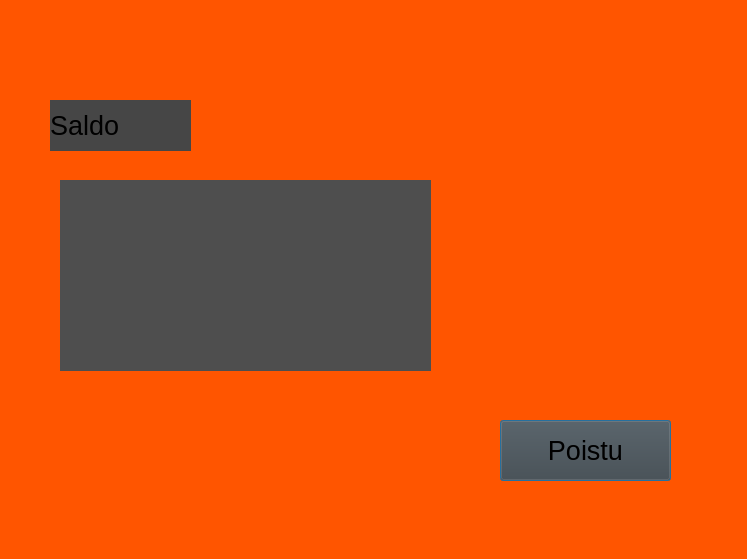
Above: frontend/saldo.ui from 22kmo-project/group_8 before the change. Below: the same form after it.
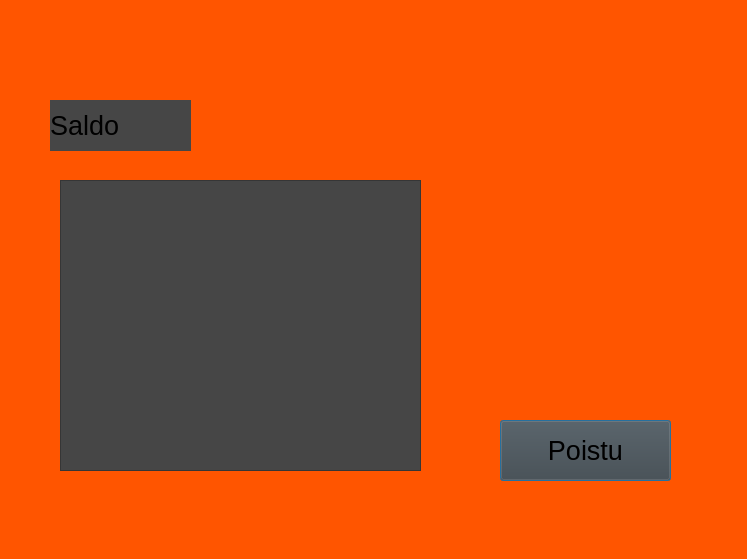
That is the form after the change.

Patch:
```diff
--- a/frontend/saldo.ui
+++ b/frontend/saldo.ui
@@ -82,25 +82,17 @@
     <string/>
    </property>
   </widget>
-  <widget class="QLabel" name="labelNaytaSaldo">
+  <widget class="QTextEdit" name="textSaldo">
    <property name="geometry">
     <rect>
      <x>60</x>
      <y>180</y>
-     <width>371</width>
-     <height>191</height>
+     <width>361</width>
+     <height>291</height>
     </rect>
    </property>
-   <property name="font">
-    <font>
-     <pointsize>20</pointsize>
-    </font>
-   </property>
    <property name="styleSheet">
-    <string notr="true">background-color: rgb(78, 78, 78);</string>
-   </property>
-   <property name="text">
-    <string/>
+    <string notr="true">background-color: rgb(70, 70, 70);</string>
    </property>
   </widget>
  </widget>
```
